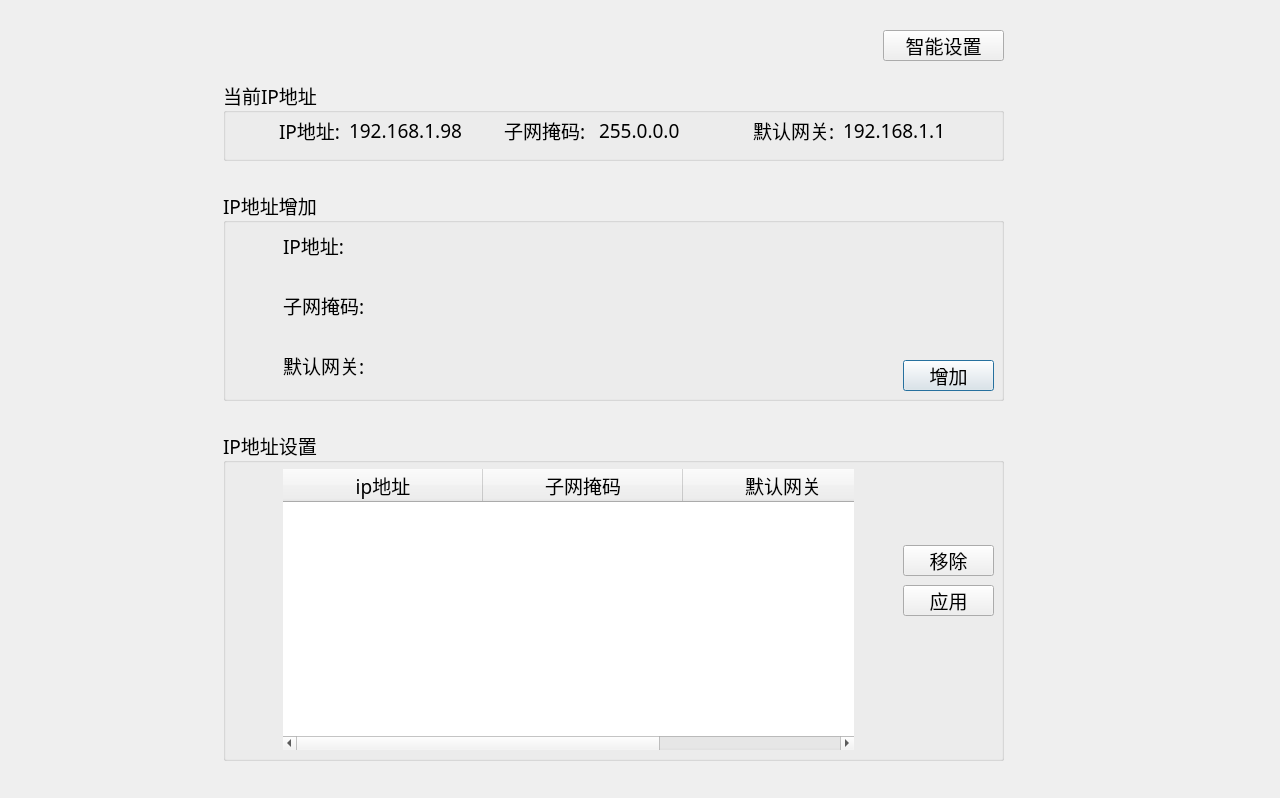
Before: the Qt Designer form FastVideoPro/FastVideov1/netdlg.ui in Sisec2016/TChallaOld2016, drawn with Qt 5.
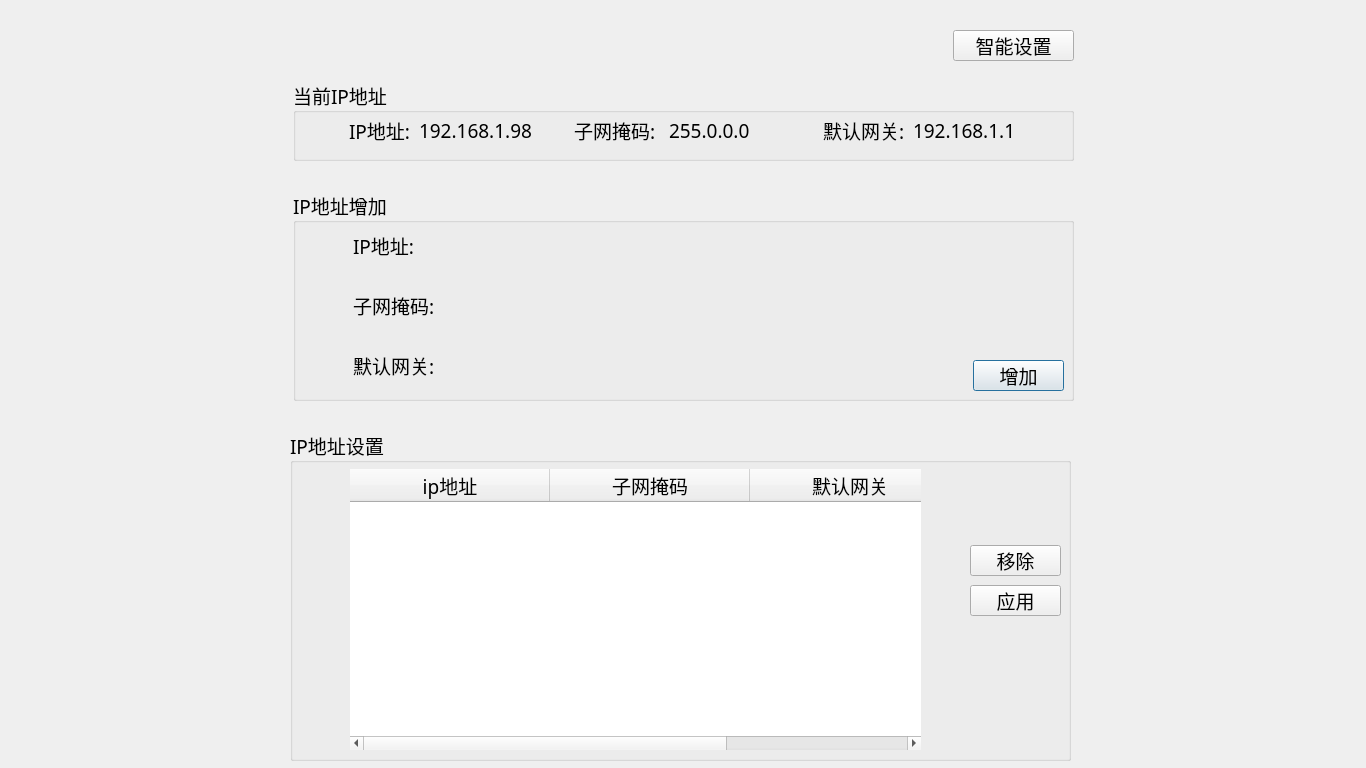
After: the same form once the commit is applied. Icons and pictures are not drawn. Custom widgets are drawn as their Qt base class.

Patch:
```diff
--- a/FastVideoPro/FastVideov1/netdlg.ui
+++ b/FastVideoPro/FastVideov1/netdlg.ui
@@ -6,8 +6,8 @@
    <rect>
     <x>0</x>
     <y>0</y>
-    <width>1280</width>
-    <height>798</height>
+    <width>1366</width>
+    <height>768</height>
    </rect>
   </property>
   <property name="windowTitle">
@@ -16,7 +16,7 @@
   <widget class="QGroupBox" name="groupBox">
    <property name="geometry">
     <rect>
-     <x>223</x>
+     <x>293</x>
      <y>190</y>
      <width>781</width>
      <height>211</height>
@@ -139,7 +139,7 @@
   <widget class="QGroupBox" name="groupBox_2">
    <property name="geometry">
     <rect>
-     <x>223</x>
+     <x>293</x>
      <y>80</y>
      <width>781</width>
      <height>81</height>
@@ -272,7 +272,7 @@
   <widget class="QGroupBox" name="groupBox_3">
    <property name="geometry">
     <rect>
-     <x>223</x>
+     <x>290</x>
      <y>430</y>
      <width>781</width>
      <height>331</height>
@@ -380,7 +380,7 @@
   <widget class="QPushButton" name="searchBtn">
    <property name="geometry">
     <rect>
-     <x>883</x>
+     <x>953</x>
      <y>30</y>
      <width>121</width>
      <height>31</height>
```
